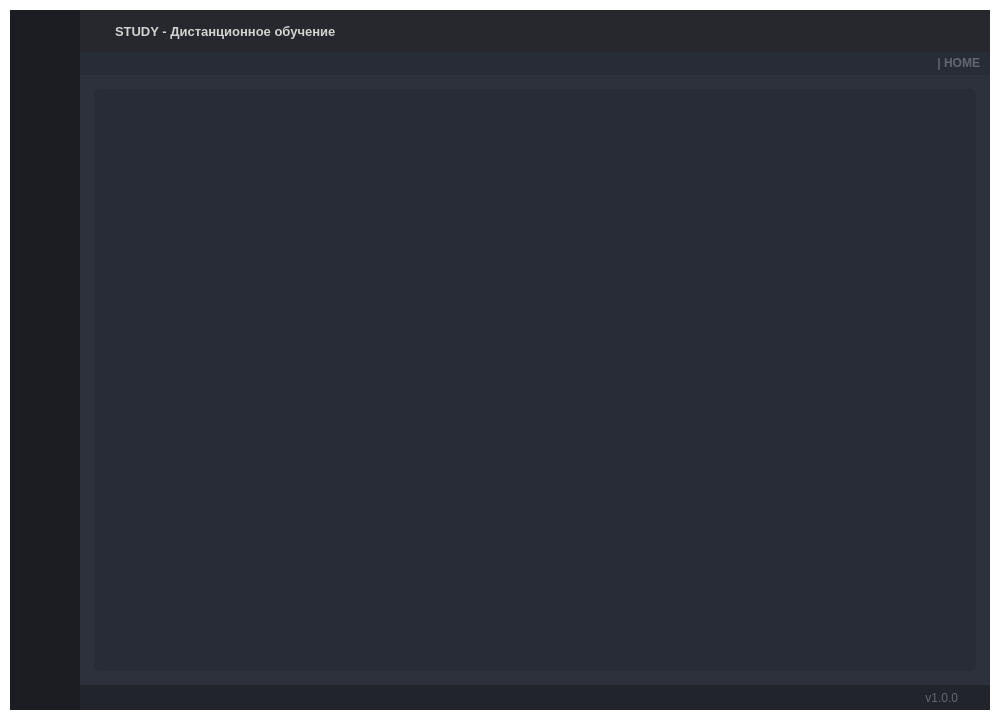
Above: ui_main.ui from DanissimoDanon/Danissimo before the change. Below: the same form after it.
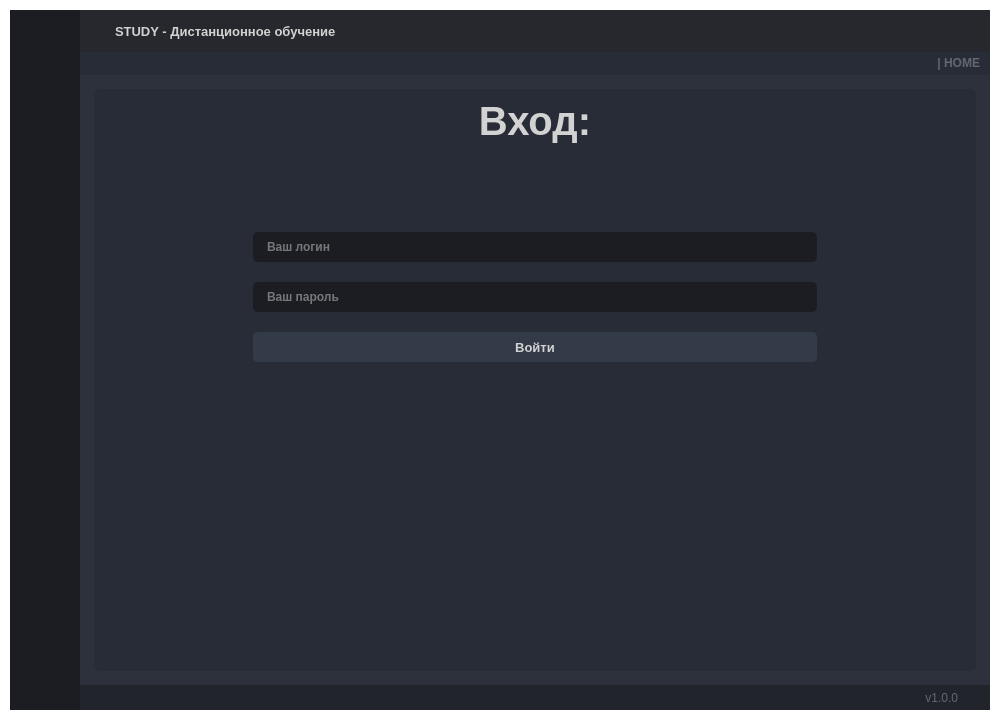
That is the form after the change. Icons and pictures are not drawn.

The edit to the form file:
```diff
--- a/ui_main.ui
+++ b/ui_main.ui
@@ -1593,7 +1593,151 @@
                       </property>
                       <layout class="QVBoxLayout" name="verticalLayout_12">
                        <item>
-                        <layout class="QGridLayout" name="gridLayout_3"/>
+                        <layout class="QGridLayout" name="gridLayout_3">
+                         <property name="leftMargin">
+                          <number>150</number>
+                         </property>
+                         <property name="rightMargin">
+                          <number>150</number>
+                         </property>
+                         <property name="bottomMargin">
+                          <number>300</number>
+                         </property>
+                         <property name="horizontalSpacing">
+                          <number>6</number>
+                         </property>
+                         <property name="verticalSpacing">
+                          <number>20</number>
+                         </property>
+                         <item row="3" column="0">
+                          <widget class="QLineEdit" name="edit_pass">
+                           <property name="minimumSize">
+                            <size>
+                             <width>0</width>
+                             <height>30</height>
+                            </size>
+                           </property>
+                           <property name="font">
+                            <font>
+                             <family>Segoe UI</family>
+                             <weight>75</weight>
+                             <bold>true</bold>
+                            </font>
+                           </property>
+                           <property name="styleSheet">
+                            <string notr="true">QLineEdit {
+	background-color: rgb(27, 29, 35);
+	border-radius: 5px;
+	border: 2px solid rgb(27, 29, 35);
+	padding-left: 10px;
+}
+QLineEdit:hover {
+	border: 2px solid rgb(64, 71, 88);
+}
+QLineEdit:focus {
+	border: 2px solid rgb(91, 101, 124);
+}</string>
+                           </property>
+                           <property name="echoMode">
+                            <enum>QLineEdit::Password</enum>
+                           </property>
+                           <property name="placeholderText">
+                            <string>Ваш пароль</string>
+                           </property>
+                          </widget>
+                         </item>
+                         <item row="2" column="0">
+                          <widget class="QLineEdit" name="edit_login">
+                           <property name="minimumSize">
+                            <size>
+                             <width>0</width>
+                             <height>30</height>
+                            </size>
+                           </property>
+                           <property name="font">
+                            <font>
+                             <family>Segoe UI</family>
+                             <weight>75</weight>
+                             <bold>true</bold>
+                            </font>
+                           </property>
+                           <property name="styleSheet">
+                            <string notr="true">QLineEdit {
+	background-color: rgb(27, 29, 35);
+	border-radius: 5px;
+	border: 2px solid rgb(27, 29, 35);
+	padding-left: 10px;
+}
+QLineEdit:hover {
+	border: 2px solid rgb(64, 71, 88);
+}
+QLineEdit:focus {
+	border: 2px solid rgb(91, 101, 124);
+}</string>
+                           </property>
+                           <property name="placeholderText">
+                            <string>Ваш логин</string>
+                           </property>
+                          </widget>
+                         </item>
+                         <item row="1" column="0">
+                          <widget class="QLabel" name="label_login">
+                           <property name="font">
+                            <font>
+                             <family>Segoe UI</family>
+                             <pointsize>30</pointsize>
+                             <weight>75</weight>
+                             <bold>true</bold>
+                            </font>
+                           </property>
+                           <property name="styleSheet">
+                            <string notr="true"/>
+                           </property>
+                           <property name="text">
+                            <string>Вход:</string>
+                           </property>
+                           <property name="alignment">
+                            <set>Qt::AlignHCenter|Qt::AlignTop</set>
+                           </property>
+                          </widget>
+                         </item>
+                         <item row="4" column="0">
+                          <widget class="QPushButton" name="btn_login">
+                           <property name="minimumSize">
+                            <size>
+                             <width>150</width>
+                             <height>30</height>
+                            </size>
+                           </property>
+                           <property name="font">
+                            <font>
+                             <family>Segoe UI</family>
+                             <pointsize>10</pointsize>
+                             <weight>75</weight>
+                             <bold>true</bold>
+                            </font>
+                           </property>
+                           <property name="styleSheet">
+                            <string notr="true">QPushButton {
+	border: 2px solid rgb(52, 59, 72);
+	border-radius: 5px;	
+	background-color: rgb(52, 59, 72);
+}
+QPushButton:hover {
+	background-color: rgb(57, 65, 80);
+	border: 2px solid rgb(61, 70, 86);
+}
+QPushButton:pressed {	
+	background-color: rgb(35, 40, 49);
+	border: 2px solid rgb(43, 50, 61);
+}</string>
+                           </property>
+                           <property name="text">
+                            <string>Войти</string>
+                           </property>
+                          </widget>
+                         </item>
+                        </layout>
                        </item>
                       </layout>
                      </widget>
```
Left out of the diff: 1 changed line with no effect on the pictures.
